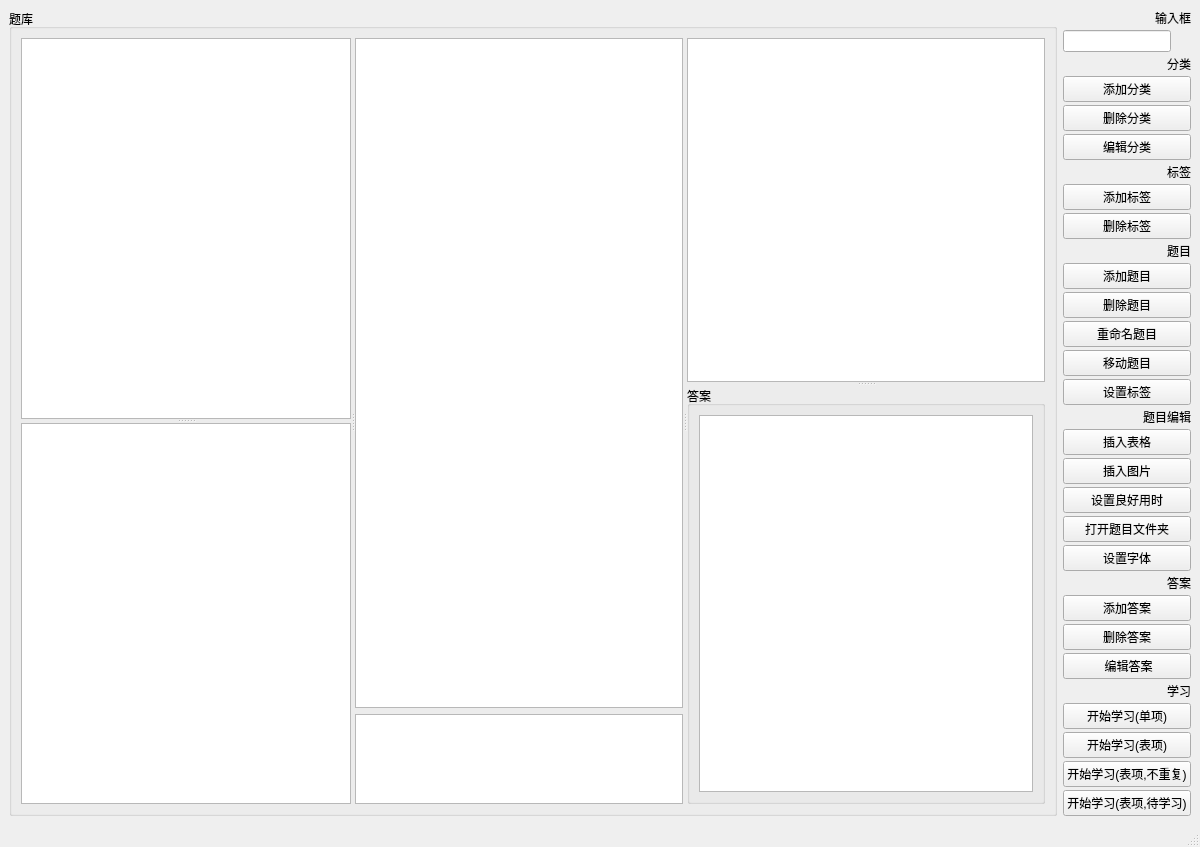
DKLost/questions, file ui/mainwindow.ui: the form before one commit.
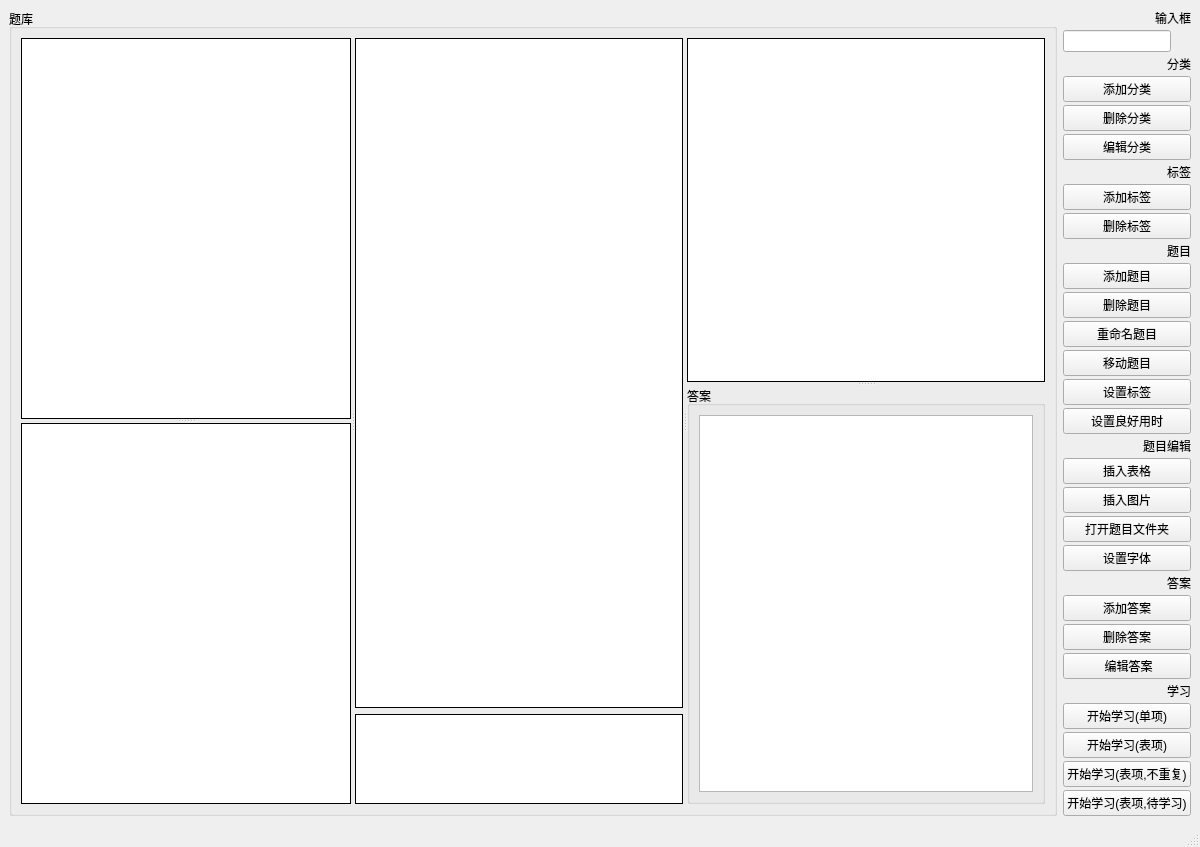
The form after the commit.

What changed in the file:
```diff
--- a/ui/mainwindow.ui
+++ b/ui/mainwindow.ui
@@ -43,6 +43,11 @@
              <verstretch>0</verstretch>
             </sizepolicy>
            </property>
+           <property name="styleSheet">
+            <string notr="true">QTreeView{
+border:1px solid black;
+}</string>
+           </property>
            <property name="editTriggers">
             <set>QAbstractItemView::NoEditTriggers</set>
            </property>
@@ -54,6 +59,11 @@
              <verstretch>0</verstretch>
             </sizepolicy>
            </property>
+           <property name="styleSheet">
+            <string notr="true">QTableView{
+border:1px solid black;
+}</string>
+           </property>
           </widget>
          </widget>
          <widget class="QSplitter" name="splitter_2">
@@ -70,6 +80,13 @@
                 <verstretch>0</verstretch>
                </sizepolicy>
               </property>
+              <property name="styleSheet">
+               <string notr="true">QTableView{
+border-width:1px;
+border-style:solid;
+border-color:black;
+}</string>
+              </property>
              </widget>
             </item>
             <item>
@@ -92,6 +109,11 @@
                 <height>90</height>
                </size>
               </property>
+              <property name="styleSheet">
+               <string notr="true">QTableView{
+border:1px solid black;
+}</string>
+              </property>
               <property name="editTriggers">
                <set>QAbstractItemView::NoEditTriggers</set>
               </property>
@@ -112,10 +134,13 @@
            <widget class="QTextEdit" name="questionTextEdit">
             <property name="font">
              <font>
-              <family>Microsoft YaHei</family>
+              <family>Source Sans Pro</family>
               <pointsize>12</pointsize>
              </font>
             </property>
+            <property name="styleSheet">
+             <string notr="true">border:1px solid black</string>
+            </property>
            </widget>
            <widget class="QGroupBox" name="groupBox_2">
             <property name="sizePolicy">
@@ -265,6 +290,13 @@
         </property>
        </widget>
       </item>
+      <item>
+       <widget class="QPushButton" name="setGoodTimeButton">
+        <property name="text">
+         <string>设置良好用时</string>
+        </property>
+       </widget>
+      </item>
       <item>
        <widget class="QLabel" name="label_6">
         <property name="text">
@@ -295,13 +327,6 @@
         </property>
        </widget>
       </item>
-      <item>
-       <widget class="QPushButton" name="setGoodTimeButton">
-        <property name="text">
-         <string>设置良好用时</string>
-        </property>
-       </widget>
-      </item>
       <item>
        <widget class="QPushButton" name="questionDirOpenButton">
         <property name="text">
```
